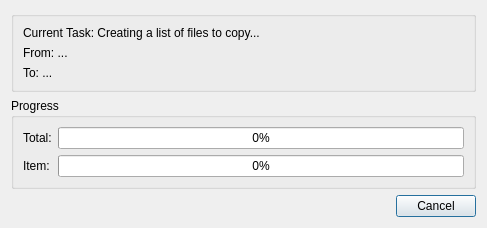
dchapyshev/aspia, file source/client/ui/file_transfer/file_transfer_dialog.ui: the form before one commit.
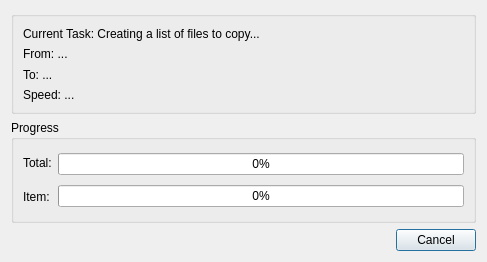
The form after the commit.

Commit message: Implemented display of file transfer speed.

Diff of the .ui file:
```diff
--- a/source/client/ui/file_transfer/file_transfer_dialog.ui
+++ b/source/client/ui/file_transfer/file_transfer_dialog.ui
@@ -7,7 +7,7 @@
     <x>0</x>
     <y>0</y>
     <width>487</width>
-    <height>207</height>
+    <height>262</height>
    </rect>
   </property>
   <property name="windowTitle">
@@ -41,6 +41,13 @@
         </property>
        </widget>
       </item>
+      <item>
+       <widget class="QLabel" name="label_speed">
+        <property name="text">
+         <string>Speed: ...</string>
+        </property>
+       </widget>
+      </item>
      </layout>
     </widget>
    </item>
```
The commit also changes 7 other files.
